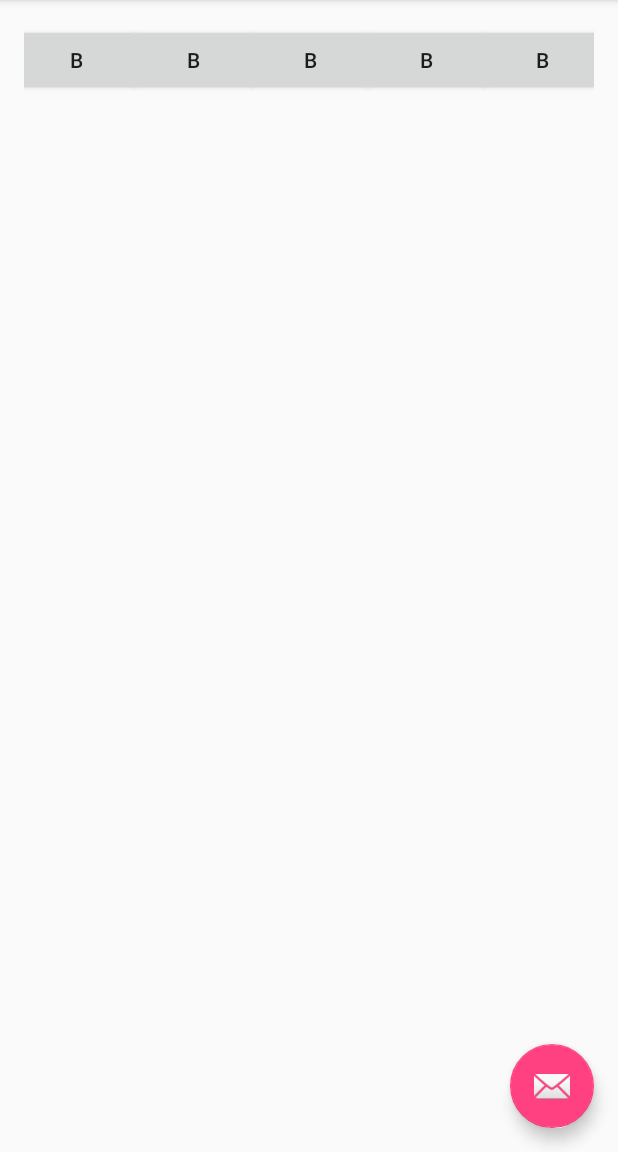
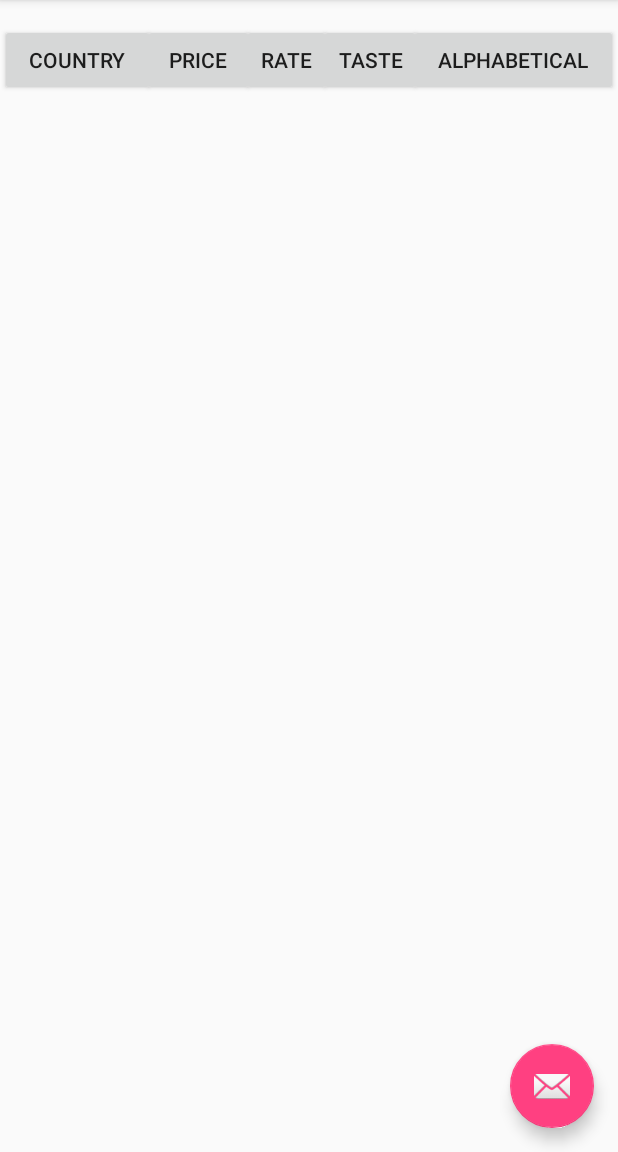
Before and after one commit to YilunLiu/SnackMate, an Android app: the screen it shows after launch (HomePage), on a phone screen of 412 x 824 dp, the part 84-1236 px from its top. Run offline under Robolectric (Android 15) with nearby library versions, the phone set to English and light mode, and no system bars.

Commit message:
Changed text on buttons and fixed carriage return of text

```diff
--- a/app/src/main/AndroidManifest.xml
+++ b/app/src/main/AndroidManifest.xml
@@ -8,13 +8,13 @@
         android:label="@string/app_name"
         android:supportsRtl="true"
         android:theme="@style/AppTheme" >
+
         <activity
             android:name=".HomePage"
             android:label="@string/app_name"
             android:theme="@style/AppTheme.NoActionBar" >
             <intent-filter>
                 <action android:name="android.intent.action.MAIN" />
-
                 <category android:name="android.intent.category.LAUNCHER" />
             </intent-filter>
         </activity>
--- a/app/src/main/res/layout/content_home_page.xml
+++ b/app/src/main/res/layout/content_home_page.xml
@@ -1,33 +1,20 @@
 <?xml version="1.0" encoding="utf-8"?>
-<!--<RelativeLayout xmlns:android="http://schemas.android.com/apk/res/android"
-    xmlns:tools="http://schemas.android.com/tools"
-    xmlns:app="http://schemas.android.com/apk/res-auto" android:layout_width="match_parent"
-    android:layout_height="match_parent" android:paddingLeft="@dimen/activity_horizontal_margin"
-    android:paddingRight="@dimen/activity_horizontal_margin"
-    android:paddingTop="@dimen/activity_vertical_margin"
-    android:paddingBottom="@dimen/activity_vertical_margin"
-    app:layout_behavior="@string/appbar_scrolling_view_behavior"
-    tools:showIn="@layout/app_bar_home_page" tools:context=".HomePage">
-
-    <TextView android:text="Hello World!" android:layout_width="wrap_content"
-        android:layout_height="wrap_content"
-        android:id="@+id/textView2" />
-
-
-
-</RelativeLayout>-->
 
 <LinearLayout xmlns:android="http://schemas.android.com/apk/res/android"
     xmlns:tools="http://schemas.android.com/tools"
     xmlns:app="http://schemas.android.com/apk/res-auto"
 
-android:orientation="vertical" android:layout_height="match_parent" android:paddingLeft="@dimen/activity_horizontal_margin"
-android:paddingRight="@dimen/activity_horizontal_margin"
+    android:orientation="vertical"
+    android:layout_height="match_parent"
     android:paddingTop="@dimen/activity_vertical_margin"
-android:paddingBottom="@dimen/activity_vertical_margin" android:layout_width="match_parent"
+    android:paddingBottom="@dimen/activity_vertical_margin"
+    android:layout_width="match_parent"
     tools:showIn="@layout/app_bar_home_page"
     app:layout_behavior="@string/appbar_scrolling_view_behavior"
     tools:context=".HomePage">
+
+<!--android:paddingLeft="@dimen/activity_horizontal_margin"-->
+<!--android:paddingRight="@dimen/activity_horizontal_margin"-->
 
 <!--<android.support.v7.widget.Toolbar-->
 <!--android:id="@+id/my_action_bar_toolbar"-->
@@ -35,9 +22,9 @@ tools:showIn="@layout/app_bar_home_page"
 <!--android:layout_height="39dp"-->
 <!--android:background="#AFAFAF"-->
 <!--android:minHeight="200dp">-->
-s
+
     <LinearLayout
-    android:id="@+id/GridLayout"
+    android:id="@+id/LinearLayout"
     android:columnCount="5"
     android:layout_width="match_parent"
     android:layout_height="wrap_content">
@@ -47,30 +34,38 @@ s
             android:layout_height="wrap_content"
             android:layout_columnSpan="1"
             android:layout_weight="1"
-        android:text="B"
+            android:text="@string/button_country"
             android:layout_gravity="fill"
             android:layout_marginRight="-8dip"
-        android:layout_marginLeft="-8dip"
             />
+        <!--android:layout_marginLeft="-8dip"-->
+
 
 
         <Button
-        android:layout_width="wrap_content"
+            android:layout_width="74dp"
             android:layout_height="wrap_content"
             android:layout_columnSpan="1"
-        android:layout_weight="1"
-        android:text="B"
+            android:text="@string/button_price"
             android:layout_gravity="fill"
             android:layout_marginRight="-8dip"
         />
 
 
         <Button
-        android:layout_width="wrap_content"
+            android:layout_width="59dp"
             android:layout_height="wrap_content"
             android:layout_columnSpan="1"
-        android:layout_weight="1"
-        android:text="B"
+            android:text="@string/button_rate"
+            android:layout_marginRight="-8dip"
+            />
+
+        <Button
+            android:layout_width="68dp"
+            android:layout_height="wrap_content"
+            android:layout_columnSpan="1"
+            android:text="@string/button_taste"
+            android:layout_gravity="fill"
             android:layout_marginRight="-8dip"
             />
 
@@ -79,19 +74,10 @@ s
             android:layout_height="wrap_content"
             android:layout_columnSpan="1"
             android:layout_weight="1"
-        android:text="B"
-        android:layout_gravity="fill"
-        android:layout_marginRight="-8dip"
-        />
-    <Button
-        android:layout_width="wrap_content"
-        android:layout_height="wrap_content"
-        android:layout_columnSpan="1"
-        android:layout_weight="1"
-        android:text="B"
-        android:layout_gravity="fill"
-        android:layout_marginRight="-8dip"
-        />
+            android:text="@string/button_alphabet"
+            android:layout_gravity="fill"/>
+            <!--android:layout_marginRight="-8dip"-->
+
 
 
     </LinearLayout>
--- a/app/src/main/res/values/strings.xml
+++ b/app/src/main/res/values/strings.xml
@@ -6,4 +6,9 @@
     <string name="action_search">Search</string>
     <string name="action_settings">Settings</string>
     <string name="search_hint">Enter the name of the snack</string>
+    <string name="button_taste">Taste</string>
+    <string name="button_price">Price</string>
+    <string name="button_rate">Rate</string>
+    <string name="button_country">Country</string>
+    <string name="button_alphabet">Alphabetical</string>
 </resources>
```
Lines whose indentation alone changed are shown as unchanged.
